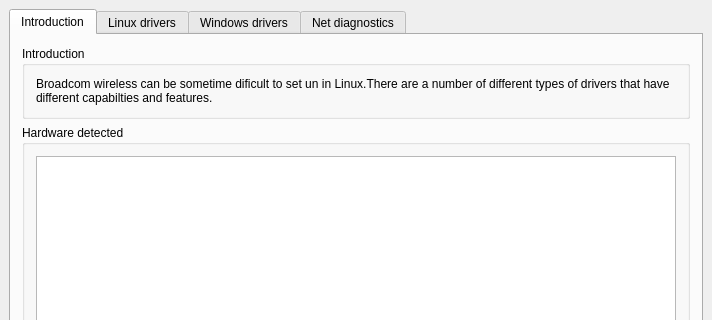
Qt form meconfig.ui (AdrianTM/mx-broadcom-manager) before a commit; both pictures show x 0 to 712 and y 0 to 320 of the 712 by 537 pixel window.
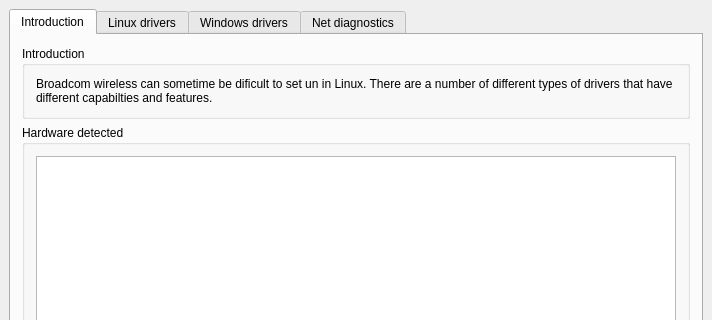
The same form after that commit. Icons and pictures are not drawn.

Patch:
```diff
--- a/meconfig.ui
+++ b/meconfig.ui
@@ -207,7 +207,7 @@
           <item>
            <widget class="QLabel" name="labelIntroduction">
             <property name="text">
-             <string>&lt;html&gt;&lt;head/&gt;&lt;body&gt;&lt;p&gt;Broadcom wireless can be sometime dificult to set un in Linux.There are a number of different types of drivers that have different capabilties and features.&lt;/p&gt;&lt;/body&gt;&lt;/html&gt;</string>
+             <string>&lt;html&gt;&lt;head/&gt;&lt;body&gt;&lt;p&gt;Broadcom wireless can sometime be dificult to set un in Linux. There are a number of different types of drivers that have different capabilties and features.&lt;/p&gt;&lt;/body&gt;&lt;/html&gt;</string>
             </property>
             <property name="textFormat">
              <enum>Qt::RichText</enum>
```
